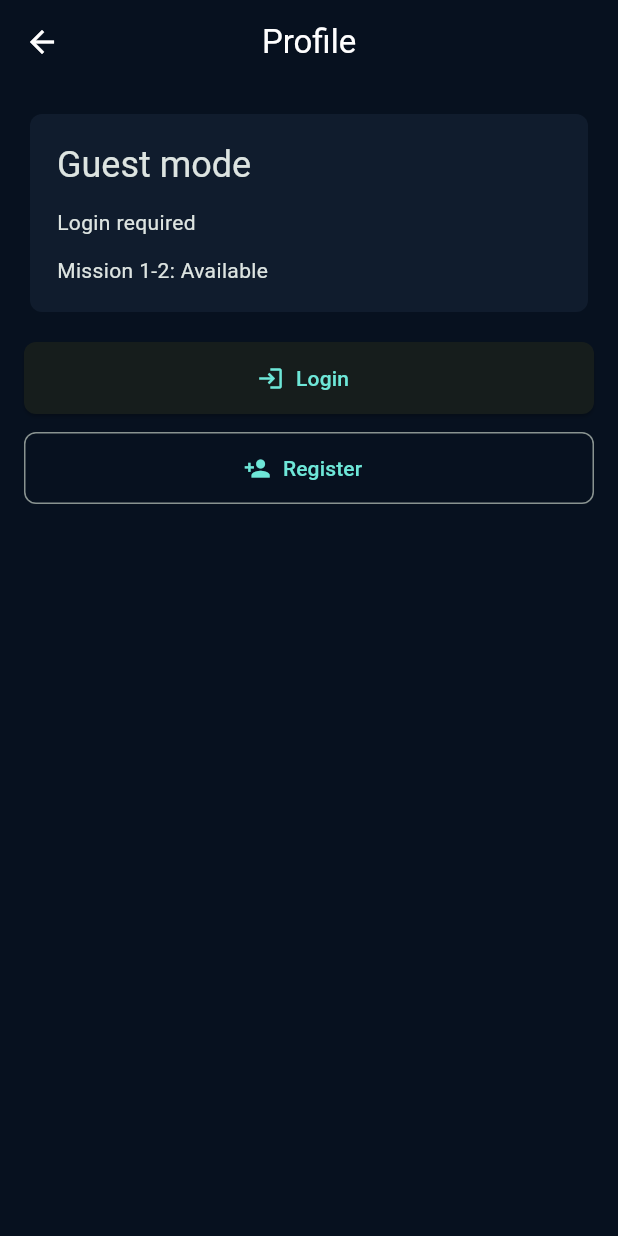
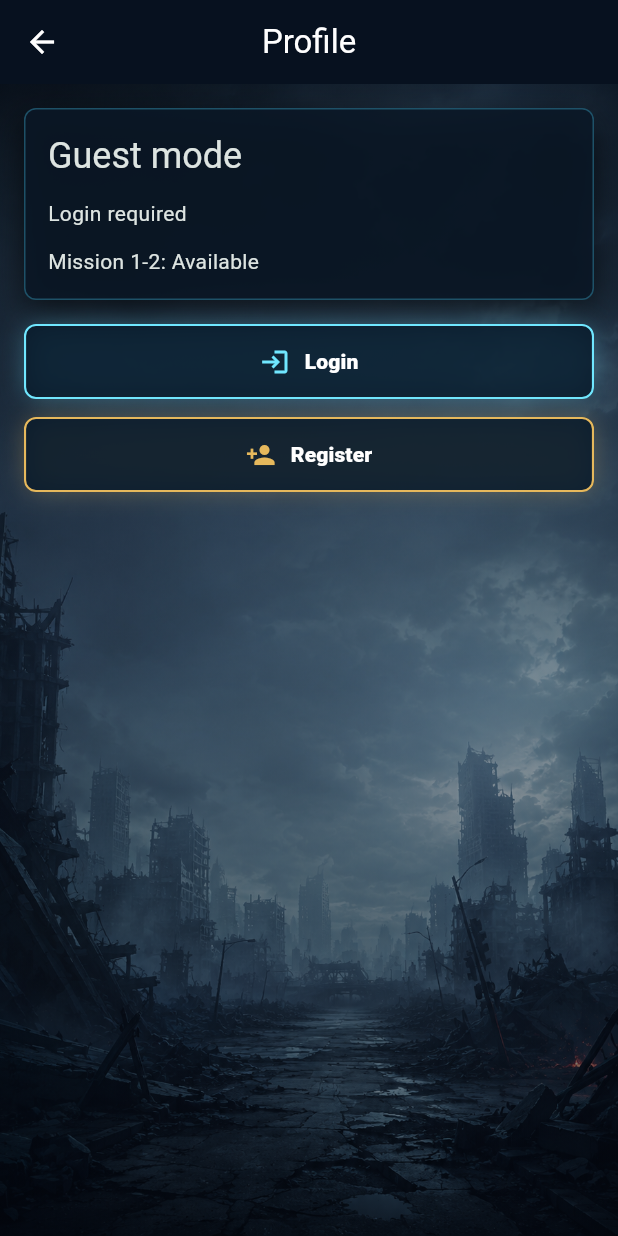
Before and after one commit to dmitriyrabota90-svg/drone_strike, a Flutter app: the ProfileScreen screen opened by its route, on a phone screen of 412 x 824 dp. Run offline on Flutter 3.47's test engine with Material 3 defaults, Android fonts, the phone set to English and light mode, and no system bars; our stand-ins replace dio, flutter_riverpod, flutter_secure_storage, go_router, shared_preferences; missing offline and left inert: flame, flame_audio; accounts and stored records are empty; network calls fail.

Commit message:
Add menu visuals and neon UI

```diff
--- /dev/null
+++ b/apps/mobile/lib/core/assets/app_assets.dart
@@ -0,0 +1,9 @@
+class AppAssets {
+  const AppAssets._();
+
+  static const logo = 'assets/images/branding/drone_strike_logo.png';
+  static const menuBackground =
+      'assets/images/backgrounds/menu_destroyed_city_bg.png';
+  static const uiButtonsReference =
+      'assets/images/references/ui_buttons_reference.png';
+}
--- a/apps/mobile/lib/features/profile/presentation/profile_screen.dart
+++ b/apps/mobile/lib/features/profile/presentation/profile_screen.dart
@@ -5,6 +5,9 @@ import 'package:go_router/go_router.dart';
 import '../../auth/domain/auth_controller.dart';
 import '../../progress/domain/progress_controller.dart';
 import '../../../l10n/generated/app_localizations.dart';
+import '../../../shared/widgets/glass_panel.dart';
+import '../../../shared/widgets/menu_background.dart';
+import '../../../shared/widgets/neon_menu_button.dart';
 import '../domain/profile_controller.dart';
 
 class ProfileScreen extends ConsumerWidget {
@@ -22,7 +25,8 @@ class ProfileScreen extends ConsumerWidget {
         title: Text(l10n.profile),
         leading: BackButton(onPressed: () => context.go('/menu')),
       ),
-      body: authValue.when(
+      body: MenuBackground(
+        child: authValue.when(
           loading: () => const Center(child: CircularProgressIndicator()),
           error: (error, stackTrace) => _GuestProfile(l10n: l10n),
           data: (authState) {
@@ -37,19 +41,20 @@ class ProfileScreen extends ConsumerWidget {
                 if (authState.errorMessage != null) ...[
                   Text(
                     authState.errorMessage!,
-                  style: TextStyle(color: Theme.of(context).colorScheme.error),
+                    style: TextStyle(
+                      color: Theme.of(context).colorScheme.error,
+                    ),
                   ),
                   const SizedBox(height: 12),
                 ],
-              Card(
-                child: Padding(
-                  padding: const EdgeInsets.all(18),
+                GlassPanel(
                   child: Column(
                     crossAxisAlignment: CrossAxisAlignment.start,
                     children: [
                       Text(
                         user.displayName,
-                        style: Theme.of(context).textTheme.headlineSmall,
+                        style: Theme.of(context).textTheme.headlineSmall
+                            ?.copyWith(fontWeight: FontWeight.w800),
                       ),
                       const SizedBox(height: 16),
                       _InfoRow(label: l10n.email, value: user.email),
@@ -84,11 +89,8 @@ class ProfileScreen extends ConsumerWidget {
                     ],
                   ),
                 ),
-              ),
-              const SizedBox(height: 16),
-              Card(
-                child: Padding(
-                  padding: const EdgeInsets.all(18),
+                const SizedBox(height: 12),
+                GlassPanel(
                   child: Column(
                     crossAxisAlignment: CrossAxisAlignment.start,
                     children: [
@@ -108,9 +110,10 @@ class ProfileScreen extends ConsumerWidget {
                     ],
                   ),
                 ),
-              ),
                 const SizedBox(height: 16),
-              ElevatedButton.icon(
+                NeonMenuButton(
+                  text: l10n.refresh,
+                  icon: Icons.refresh,
                   onPressed: authState.isLoading
                       ? null
                       : () async {
@@ -119,20 +122,22 @@ class ProfileScreen extends ConsumerWidget {
                               .read(progressControllerProvider.notifier)
                               .refreshProgress();
                         },
-                icon: const Icon(Icons.refresh),
-                label: Text(l10n.refresh),
                 ),
                 const SizedBox(height: 12),
                 if (!user.nameChangedOnce)
-                OutlinedButton.icon(
+                  NeonMenuButton(
+                    text: l10n.changeDisplayName,
+                    icon: Icons.edit,
+                    variant: NeonMenuButtonVariant.secondary,
                     onPressed: authState.isLoading
                         ? null
                         : () => _showDisplayNameDialog(context, ref, l10n),
-                  icon: const Icon(Icons.edit),
-                  label: Text(l10n.changeDisplayName),
                   ),
                 const SizedBox(height: 12),
-              OutlinedButton.icon(
+                NeonMenuButton(
+                  text: l10n.logout,
+                  icon: Icons.logout,
+                  variant: NeonMenuButtonVariant.secondary,
                   onPressed: authState.isLoading
                       ? null
                       : () async {
@@ -146,12 +151,11 @@ class ProfileScreen extends ConsumerWidget {
                             context.go('/menu');
                           }
                         },
-                icon: const Icon(Icons.logout),
-                label: Text(l10n.logout),
                 ),
               ],
             );
           },
+        ),
       ),
     );
   }
@@ -213,9 +217,7 @@ class _GuestProfile extends StatelessWidget {
     return ListView(
       padding: const EdgeInsets.all(16),
       children: [
-        Card(
-          child: Padding(
-            padding: const EdgeInsets.all(18),
+        GlassPanel(
           child: Column(
             crossAxisAlignment: CrossAxisAlignment.start,
             children: [
@@ -230,18 +232,18 @@ class _GuestProfile extends StatelessWidget {
             ],
           ),
         ),
-        ),
         const SizedBox(height: 16),
-        ElevatedButton.icon(
+        NeonMenuButton(
+          text: l10n.login,
+          icon: Icons.login,
           onPressed: () => context.go('/login'),
-          icon: const Icon(Icons.login),
-          label: Text(l10n.login),
         ),
         const SizedBox(height: 12),
-        OutlinedButton.icon(
+        NeonMenuButton(
+          text: l10n.register,
+          icon: Icons.person_add,
+          variant: NeonMenuButtonVariant.secondary,
           onPressed: () => context.go('/register'),
-          icon: const Icon(Icons.person_add),
-          label: Text(l10n.register),
         ),
       ],
     );
--- /dev/null
+++ b/apps/mobile/lib/shared/widgets/glass_panel.dart
@@ -0,0 +1,30 @@
+import 'package:flutter/material.dart';
+
+class GlassPanel extends StatelessWidget {
+  const GlassPanel({required this.child, this.padding, super.key});
+
+  final Widget child;
+  final EdgeInsetsGeometry? padding;
+
+  @override
+  Widget build(BuildContext context) {
+    return DecoratedBox(
+      decoration: BoxDecoration(
+        color: const Color(0xD90A1726),
+        borderRadius: BorderRadius.circular(8),
+        border: Border.all(color: const Color(0x663AA7C9)),
+        boxShadow: const [
+          BoxShadow(
+            color: Color(0x99000000),
+            blurRadius: 18,
+            offset: Offset(0, 8),
+          ),
+        ],
+      ),
+      child: Padding(
+        padding: padding ?? const EdgeInsets.all(16),
+        child: child,
+      ),
+    );
+  }
+}
--- /dev/null
+++ b/apps/mobile/lib/shared/widgets/menu_background.dart
@@ -0,0 +1,37 @@
+import 'package:flutter/material.dart';
+
+import '../../core/assets/app_assets.dart';
+
+class MenuBackground extends StatelessWidget {
+  const MenuBackground({
+    required this.child,
+    this.useSafeArea = true,
+    super.key,
+  });
+
+  final Widget child;
+  final bool useSafeArea;
+
+  @override
+  Widget build(BuildContext context) {
+    final content = useSafeArea ? SafeArea(child: child) : child;
+
+    return Stack(
+      fit: StackFit.expand,
+      children: [
+        Image.asset(AppAssets.menuBackground, fit: BoxFit.cover),
+        const DecoratedBox(
+          decoration: BoxDecoration(
+            color: Color(0x99020A13),
+            gradient: LinearGradient(
+              begin: Alignment.topCenter,
+              end: Alignment.bottomCenter,
+              colors: [Color(0xCC020812), Color(0x99061120), Color(0xEE020812)],
+            ),
+          ),
+        ),
+        content,
+      ],
+    );
+  }
+}
--- /dev/null
+++ b/apps/mobile/lib/shared/widgets/neon_menu_button.dart
@@ -0,0 +1,84 @@
+import 'package:flutter/material.dart';
+
+enum NeonMenuButtonVariant { primary, secondary, danger }
+
+class NeonMenuButton extends StatelessWidget {
+  const NeonMenuButton({
+    required this.text,
+    this.icon,
+    this.onPressed,
+    this.variant = NeonMenuButtonVariant.primary,
+    super.key,
+  });
+
+  final String text;
+  final IconData? icon;
+  final VoidCallback? onPressed;
+  final NeonMenuButtonVariant variant;
+
+  @override
+  Widget build(BuildContext context) {
+    final enabled = onPressed != null;
+    final accent = switch (variant) {
+      NeonMenuButtonVariant.primary => const Color(0xFF70E7FF),
+      NeonMenuButtonVariant.secondary => const Color(0xFFE6B85C),
+      NeonMenuButtonVariant.danger => const Color(0xFFFF6B6B),
+    };
+    final foreground = enabled ? Colors.white : const Color(0xFF6C7887);
+
+    return DecoratedBox(
+      decoration: BoxDecoration(
+        borderRadius: BorderRadius.circular(8),
+        boxShadow: enabled
+            ? [
+                BoxShadow(
+                  color: accent.withValues(alpha: 0.34),
+                  blurRadius: 14,
+                  spreadRadius: -2,
+                ),
+              ]
+            : null,
+      ),
+      child: Material(
+        color: enabled ? const Color(0xDD081A2B) : const Color(0x8808121E),
+        shape: RoundedRectangleBorder(
+          borderRadius: BorderRadius.circular(8),
+          side: BorderSide(
+            color: enabled ? accent : const Color(0xFF263A55),
+            width: 1.4,
+          ),
+        ),
+        child: InkWell(
+          borderRadius: BorderRadius.circular(8),
+          onTap: onPressed,
+          child: SizedBox(
+            height: 50,
+            child: Padding(
+              padding: const EdgeInsets.symmetric(horizontal: 16),
+              child: Row(
+                mainAxisAlignment: MainAxisAlignment.center,
+                children: [
+                  if (icon != null) ...[
+                    Icon(icon, color: enabled ? accent : foreground, size: 20),
+                    const SizedBox(width: 10),
+                  ],
+                  Flexible(
+                    child: Text(
+                      text,
+                      maxLines: 1,
+                      overflow: TextOverflow.ellipsis,
+                      style: Theme.of(context).textTheme.labelLarge?.copyWith(
+                        color: foreground,
+                        fontWeight: FontWeight.w800,
+                      ),
+                    ),
+                  ),
+                ],
+              ),
+            ),
+          ),
+        ),
+      ),
+    );
+  }
+}
--- a/apps/mobile/pubspec.yaml
+++ b/apps/mobile/pubspec.yaml
@@ -61,6 +61,9 @@ flutter:
   generate: true
   assets:
     - assets/audio/music/
+    - assets/images/branding/
+    - assets/images/backgrounds/
+    - assets/images/references/
 
   # The following line ensures that the Material Icons font is
   # included with your application, so that you can use the icons in
```
Also changed, not shown: apps/mobile/lib/features/achievements/presentation/achievements_screen.dart (+10 -4 lines), apps/mobile/lib/features/auth/presentation/login_screen.dart (+26 -11 lines), apps/mobile/lib/features/auth/presentation/register_screen.dart (+32 -13 lines), apps/mobile/lib/features/leaderboard/presentation/leaderboard_screen.dart (+26 -24 lines), apps/mobile/lib/features/legal/presentation/legal_documents_screen.dart (+21 -16 lines), apps/mobile/lib/features/level_select/presentation/level_select_screen.dart (+8 -6 lines), apps/mobile/lib/features/main_menu/presentation/main_menu_screen.dart (+33 -21 lines), apps/mobile/lib/features/settings/presentation/settings_screen.dart (+47 -15 lines), apps/mobile/lib/features/shop/presentation/shop_screen.dart (+7 -2 lines), apps/mobile/lib/features/splash/presentation/splash_screen.dart (+26 -12 lines), 3 other files. Lines whose indentation alone changed are shown as unchanged.
